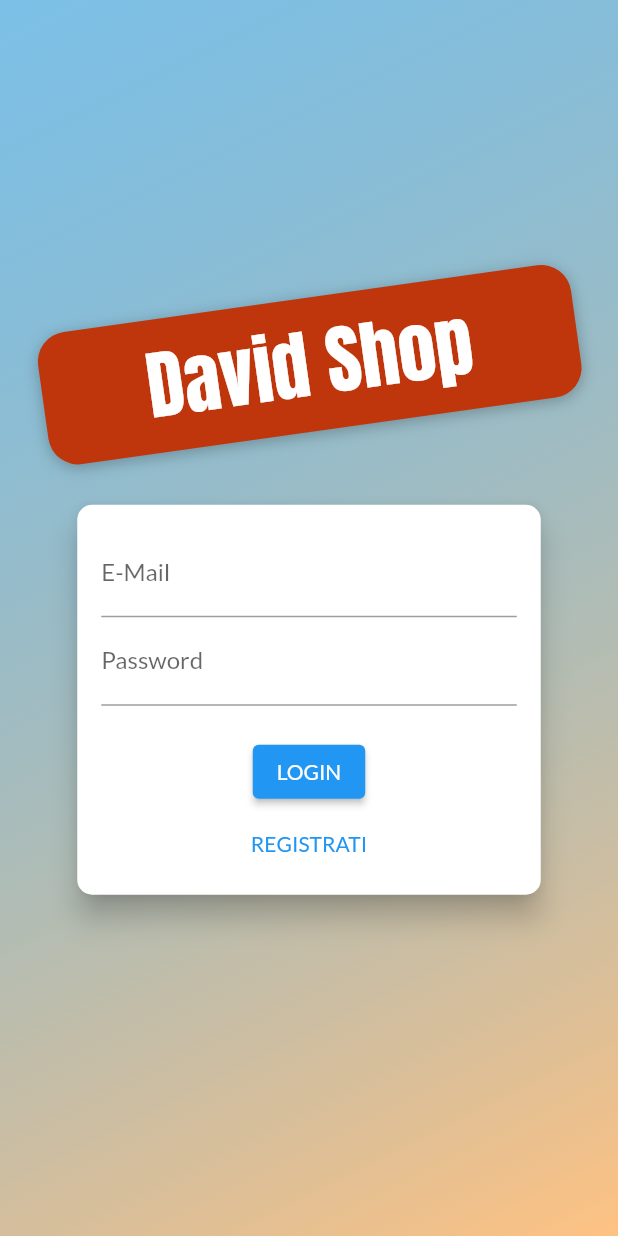
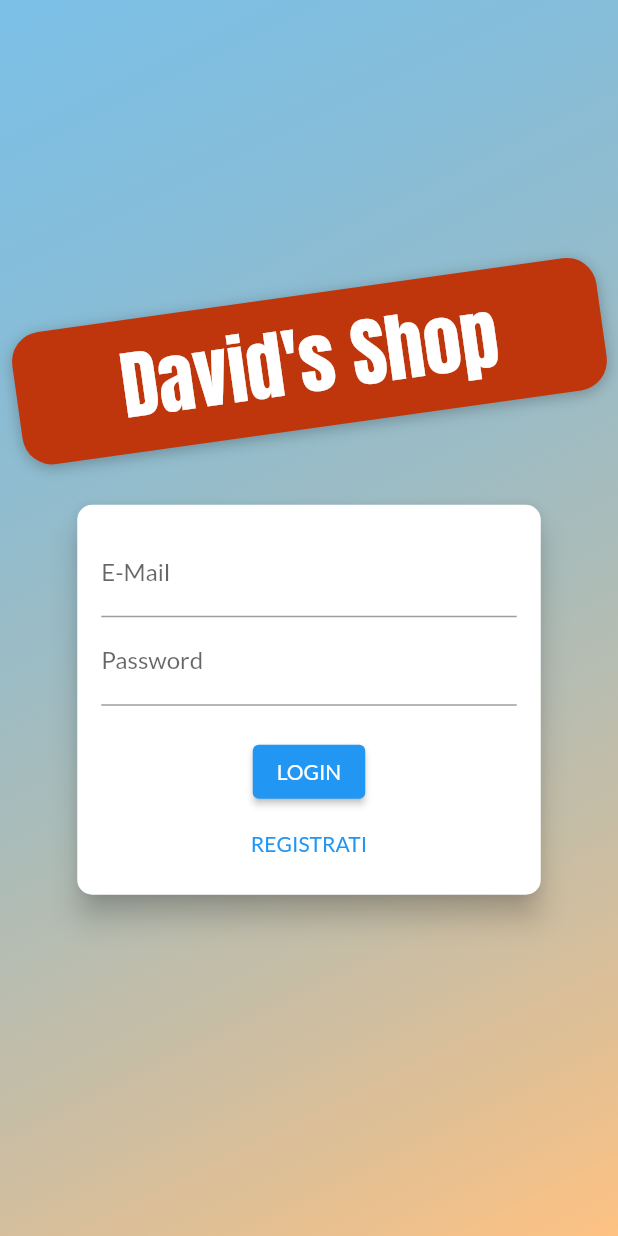
Before and after one commit to DavideIsaia/app_shop, a Flutter app: the screen it shows after launch, on a phone screen of 412 x 824 dp. Run offline on Flutter 3.47's test engine with Material 2 defaults, Android fonts, the phone set to English and light mode, and no system bars.

```diff
--- a/lib/main.dart
+++ b/lib/main.dart
@@ -21,12 +21,15 @@ class MyApp extends StatelessWidget {
     return MultiProvider(
         // con multiprovider nel main, tutto ciò che è all'interno viene reso visibile a tutta l'app
         providers: [
+          // create e update(con proxy) se versione provider > 3, altrimenti builder
           ChangeNotifierProvider(
             create: (ctx) => Auth(),
           ),
-        ChangeNotifierProvider(
-          create: (ctx) => Products(),
-        ), // create se versione provider > 3, altrimenti builder
+          ChangeNotifierProxyProvider<Auth, Products>(
+            // create: (ctx) => Products(),
+            update: (ctx, auth, previousProducts) => Products(auth.token,
+                previousProducts == null ? [] : previousProducts.items),
+          ),
           ChangeNotifierProvider(
             create: (ctx) => Cart(),
           ),
@@ -34,14 +37,16 @@ class MyApp extends StatelessWidget {
             create: (ctx) => Orders(),
           ),
         ],
-      child: MaterialApp(
-        title: 'MyShop',
+        child: Consumer<Auth>(
+          builder: (context, authValue, _) => MaterialApp(
+            title: "David's Shop",
             theme: ThemeData(
               primarySwatch: Colors.blue,
               accentColor: Colors.amber,
               fontFamily: 'Lato',
             ),
-        home: AuthScreen(),
+            // se l'user è già autorizzato allora mostra la schermata prodotti, altrimenti la login screen
+            home: authValue.isAuth ? ProductsOverviewScreen() : AuthScreen(),
             routes: {
               AuthScreen.routeName: (context) => AuthScreen(),
               ProductDetailScreen.routeName: (context) => ProductDetailScreen(),
@@ -51,6 +56,6 @@ class MyApp extends StatelessWidget {
               EditProductScreen.routeName: (context) => EditProductScreen(),
             },
           ),
-    );
+        ));
   }
 }
--- a/lib/providers/auth.dart
+++ b/lib/providers/auth.dart
@@ -7,6 +7,20 @@ class Auth with ChangeNotifier {
   String _token;
   DateTime _expiryDate;
   String _userId;
+
+  bool get isAuth {
+    return token != null;
+  }
+
+  String get token {
+    // se è tutto giusto return è il token, altrimenti è null
+    if (_expiryDate != null &&
+        _expiryDate.isAfter(DateTime.now()) &&
+        _token != null) {
+      return _token;
+    }
+    return null;
+  }
 
   Future<void> _authenticate(
       String email, String password, String ACTION) async {
@@ -23,7 +37,13 @@ class Auth with ChangeNotifier {
       final resp = json.decode(response.body);
       if (resp['error'] != null) {
         throw HttpException(resp['error']['message']);
-      } else {}
+      }
+      _token = resp['idToken'];
+      _userId = resp['localId'];
+      _expiryDate = DateTime.now().add(Duration(
+        seconds: int.parse(resp['expiresIn']),
+      ));
+      notifyListeners();
     } catch (error) {
       throw error;
     }
@@ -35,6 +55,6 @@ class Auth with ChangeNotifier {
   }
 
   Future<void> login(String email, String password) async {
-    return _authenticate(email, password, 'verifyPassword');
+    return _authenticate(email, password, 'signInWithPassword');
   }
 }
--- a/lib/providers/products.dart
+++ b/lib/providers/products.dart
@@ -44,6 +44,9 @@ class Products with ChangeNotifier {
 
   // var _showFavoritesOnly = false;
 
+  final String authToken;
+  Products(this.authToken, this._items);
+
   List<Product> get items {
     // if (_showFavoritesOnly) {
     //   return _items.where((prodItem) => prodItem.isFavorite).toList();
@@ -60,8 +63,8 @@ class Products with ChangeNotifier {
   }
 
   Future<void> fetchAndSetProducts() async {
-    const url =
-        'https://david-shop-default-rtdb.europe-west1.firebasedatabase.app/products.json';
+    final url =
+        'https://david-shop-default-rtdb.europe-west1.firebasedatabase.app/products.json?auth=$authToken';
     try {
       final response = await http.get(url);
       final extractedData = json.decode(response.body) as Map<String, dynamic>;
--- a/lib/screens/auth_screen.dart
+++ b/lib/screens/auth_screen.dart
@@ -62,7 +62,7 @@ class AuthScreen extends StatelessWidget {
                         ],
                       ),
                       child: Text(
-                        'David Shop',
+                        "David's Shop",
                         style: TextStyle(
                           color: Theme.of(context)
                               .primaryTextTheme
--- a/lib/screens/products_overview_screen.dart
+++ b/lib/screens/products_overview_screen.dart
@@ -55,7 +55,7 @@ class _ProductsOverviewScreenState extends State<ProductsOverviewScreen> {
   Widget build(BuildContext context) {
     return Scaffold(
       appBar: AppBar(
-        title: Text('David Shop'),
+        title: Text("David's Shop"),
         actions: [
           PopupMenuButton(
               onSelected: (FilterOptions selectedValue) {
```
Lines whose indentation alone changed are shown as unchanged.
